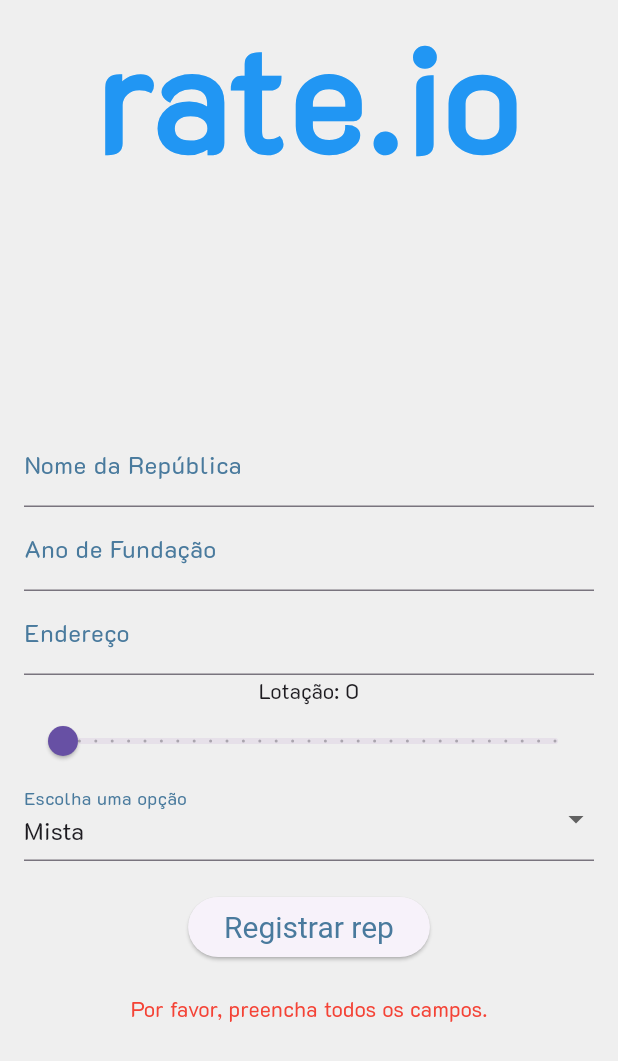
After one commit to pedroaugustosgs/Rate.io, a Flutter app: the RepRegisterPage screen opened by its route, after a tap on "Registrar rep", on a phone screen of 412 x 824 dp. The commit adds this screen. Shown: the top 1061 px of the screen. Run offline on Flutter 3.47's test engine with Material 3 defaults, Android fonts, the phone set to English and light mode, and no system bars; our stand-ins replace cloud_firestore, firebase_auth, firebase_core, flutter_masked_text2, google_fonts; accounts and stored records are empty.

Commit message:
Criação da tela de cadastro de república

```diff
--- /dev/null
+++ b/rate_io/lib/classes/rep.dart
@@ -0,0 +1,28 @@
+class RepModel {
+  String? id;
+  String nome;
+  DateTime anoFundacao;
+  String endereco;
+  int lotacao;
+  String tipoSexo;
+
+  RepModel({
+    this.id,
+    required this.nome,
+    required this.anoFundacao,
+    required this.endereco,
+    required this.lotacao,
+    required this.tipoSexo,
+  });
+
+  Map<String, dynamic> toMap() {
+    return {
+      'id': id,
+      'nome': nome,
+      'anoFundacao': anoFundacao,
+      'endereco': endereco,
+      'lotacao': lotacao,
+      'tipoSexo': tipoSexo,
+    };
+  }
+}
--- /dev/null
+++ b/rate_io/lib/repRegisterScream.dart
@@ -0,0 +1,178 @@
+import 'package:flutter/material.dart';
+import 'routes.dart';
+import 'package:flutter_masked_text2/flutter_masked_text2.dart';
+import 'classes/rep.dart';
+import 'package:intl/intl.dart';
+import 'package:cloud_firestore/cloud_firestore.dart';
+
+//import 'package:firebase_auth/firebase_auth.dart';
+
+Future<void> navigateToRepRegisterScreen(BuildContext context) async {
+  Navigator.of(context).pushReplacementNamed('/repRegisterScream');
+}
+
+void _login(BuildContext context) async {
+    await Navigator.of(context).pushNamed(Routes.login);
+}
+
+class RepRegisterPage extends StatefulWidget {
+  const RepRegisterPage({super.key});
+
+  @override
+  _RepRegisterPage createState() => _RepRegisterPage();
+}
+
+class _RepRegisterPage extends State<RepRegisterPage> {
+
+  final TextEditingController _nameController = TextEditingController();
+  final TextEditingController _addressController = TextEditingController();
+  //final TextEditingController _foundationYearController = TextEditingController();
+  final MaskedTextController _foundationYearController = MaskedTextController(mask: '0000');
+  double _sliderValue = 0.0;
+  String _selectedOption = 'Mista';
+  String errorMessage = '';
+
+  void _registerNewRep() async {
+    DateTime foundationYear;
+    setState(() {
+      errorMessage = '';
+    });
+    if (_nameController.text.isEmpty ||
+        _addressController.text.isEmpty ||
+        _foundationYearController.text.isEmpty ||
+        _selectedOption.isEmpty) {
+      setState(() {
+        errorMessage = 'Por favor, preencha todos os campos.';
+      });
+      return;
+    }
+
+    try {
+      foundationYear = DateFormat('yyyy').parse(_foundationYearController.text);
+    } catch (e) {
+      setState(() {
+        errorMessage = 'Formato de ano de fundação inválido.';
+      });
+      return;
+    }
+
+    try {
+      foundationYear = DateFormat('yyyy').parse(_foundationYearController.text);
+    } catch (e) {
+      print("Erro ao converter data: $e");
+      return;
+    }
+
+    RepModel newRep = RepModel(
+        nome: _nameController.text,
+        anoFundacao: foundationYear,
+        endereco: _addressController.text,
+        lotacao: _sliderValue.round(),
+        tipoSexo: _selectedOption);
+
+    FirebaseFirestore.instance.collection('republicas');
+    try {
+      CollectionReference repCollection =
+        FirebaseFirestore.instance.collection('republicas');
+
+      String generatedRepId = repCollection.doc().id;
+      newRep.id = generatedRepId;
+
+      await repCollection
+          .doc(generatedRepId)
+          .set(newRep.toMap());
+
+      Navigator.of(context).pushReplacementNamed('/');
+    } catch (e) {
+      print("Erro ao salvar república: $e");
+    }
+  }
+
+  @override
+  Widget build(BuildContext context) {
+    return Scaffold(
+      body: Padding(
+        padding: const EdgeInsets.all(16.0),
+        child: Column(
+          mainAxisAlignment: MainAxisAlignment.center,
+          children: [
+            SelectionContainer.disabled(
+              child: Transform.translate(
+                offset: const Offset(0, -150), // Mover 400px para cima (y negativo)
+                child: const Text(
+                  'rate.io',
+                  style: TextStyle(
+                    fontSize: 98,
+                    fontWeight: FontWeight.bold,
+                    color: Colors.blue,
+                    fontFamily: 'K2D',
+                    letterSpacing: 2.0,
+                  ),
+                ),
+              ),
+            ),
+            TextField(
+              controller: _nameController,
+              decoration: const InputDecoration(labelText: 'Nome da República'),
+            ),
+            TextField(
+              controller: _foundationYearController,
+              decoration: const InputDecoration(labelText: 'Ano de Fundação'),
+            ),
+            TextField(
+              controller: _addressController,
+              decoration: const InputDecoration(labelText: 'Endereço'),
+            ),
+            Text('Lotação: ${_sliderValue.round()}'),
+            Slider(
+              value: _sliderValue,
+              min: 0.0,
+              max: 30.0,
+              divisions: 30,
+              label: _sliderValue.round().toString(),
+              onChanged: (double newValue) {
+                setState(() {
+                  _sliderValue = newValue;
+                });
+              },
+            ),
+            DropdownButtonFormField<String>(
+              value: _selectedOption,
+              items: [
+                DropdownMenuItem(
+                  value: "Masculina",
+                  child: Text("Masculina"),
+                ),
+                DropdownMenuItem(
+                  value: "Feminina",
+                  child: Text("Feminina"),
+                ),
+                DropdownMenuItem(
+                  value: "Mista",
+                  child: Text("Mista"),
+                ),
+              ],
+              onChanged: (newValue) {
+                setState(() {
+                  _selectedOption = newValue!;
+                });
+              },
+              decoration: InputDecoration(labelText: 'Escolha uma opção'),
+            ),
+            const SizedBox(height: 20),
+            ElevatedButton(
+               onPressed: () => _registerNewRep(),
+              child: const Text('Registrar rep'),
+            ),
+            const SizedBox(height: 20),
+            if (errorMessage.isNotEmpty)
+              Text(
+                errorMessage,
+                style: const TextStyle(color: Colors.red),
+              ),
+          ],
+        ),
+      ),
+    );
+  }
+}
--- a/rate_io/lib/routes.dart
+++ b/rate_io/lib/routes.dart
@@ -1,12 +1,14 @@
 import 'package:flutter/material.dart';
 import 'loginScream.dart'; // Importar suas páginas
 import 'registerScream.dart';
+import 'repRegisterScream.dart';
 import 'homeScream.dart';
 
 class Routes {
   static const String login = '/';
   static const String registerScream = '/registerScream';
   static const String homeScream = '/homeScream';
+  static const String repRegisterScream = '/repRegisterScream';
 
   static Route<dynamic> generateRoute(RouteSettings settings) {
     switch (settings.name) {
@@ -16,6 +18,8 @@ class Routes {
         return MaterialPageRoute(builder: (_) => RegisterPage());
       case homeScream:
         return MaterialPageRoute(builder: (_) => HomePage());
+      case repRegisterScream:
+        return MaterialPageRoute(builder: (_) => RepRegisterPage());
       default:
         return MaterialPageRoute(builder: (_) => LoginPage()); // Tela padrão
     }
```
